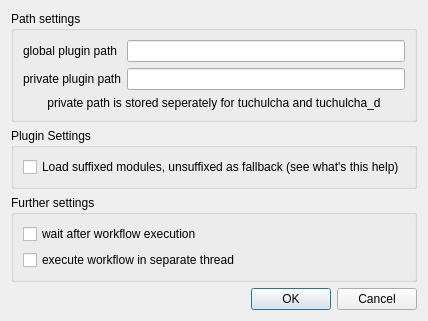
This is src/OptionsDialog.ui in flowexpert/charon as Qt 5 draws it before an edit. The edited form follows.
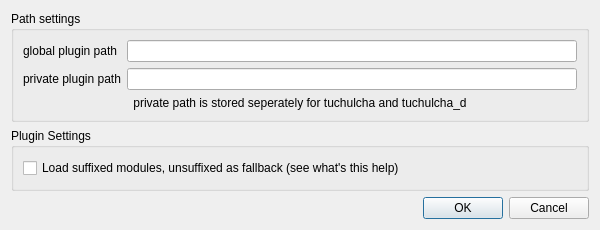
This is the edited form. Custom widgets are drawn as their Qt base class.

Commit message: moved workflow execution to tuchulcha-run, deleted now obsolete workflow executor

The edit to the form file:
```diff
--- a/src/OptionsDialog.ui
+++ b/src/OptionsDialog.ui
@@ -7,8 +7,8 @@
    <rect>
     <x>0</x>
     <y>0</y>
-    <width>421</width>
-    <height>292</height>
+    <width>600</width>
+    <height>230</height>
    </rect>
   </property>
   <property name="windowTitle">
@@ -108,29 +108,6 @@
      </layout>
     </widget>
    </item>
-   <item>
-    <widget class="QGroupBox" name="otherBox">
-     <property name="title">
-      <string>Further settings</string>
-     </property>
-     <layout class="QVBoxLayout" name="verticalLayout_2">
-      <item>
-       <widget class="QCheckBox" name="checkWait">
-        <property name="text">
-         <string>wait after workflow execution</string>
-        </property>
-       </widget>
-      </item>
-      <item>
-       <widget class="QCheckBox" name="checkThreaded">
-        <property name="text">
-         <string>execute workflow in separate thread</string>
-        </property>
-       </widget>
-      </item>
-     </layout>
-    </widget>
-   </item>
    <item>
     <widget class="QDialogButtonBox" name="buttonBox">
      <property name="orientation">
```
Left out of the diff: 2 changed lines with no effect on the pictures. The commit also changes 8 other files.
